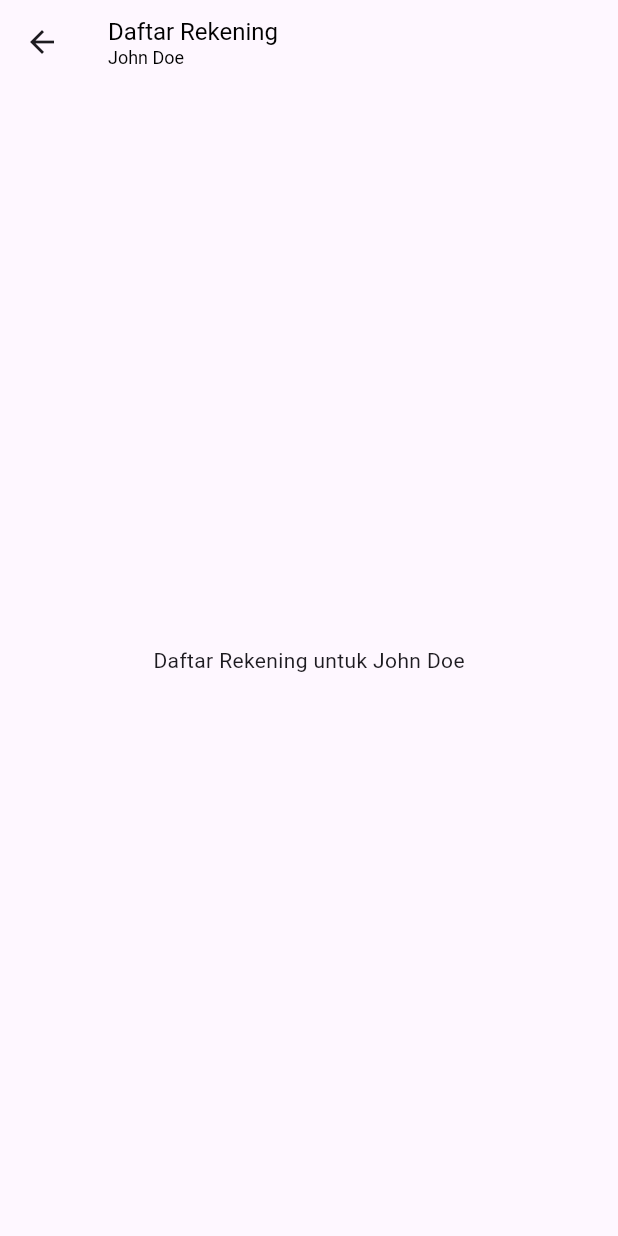
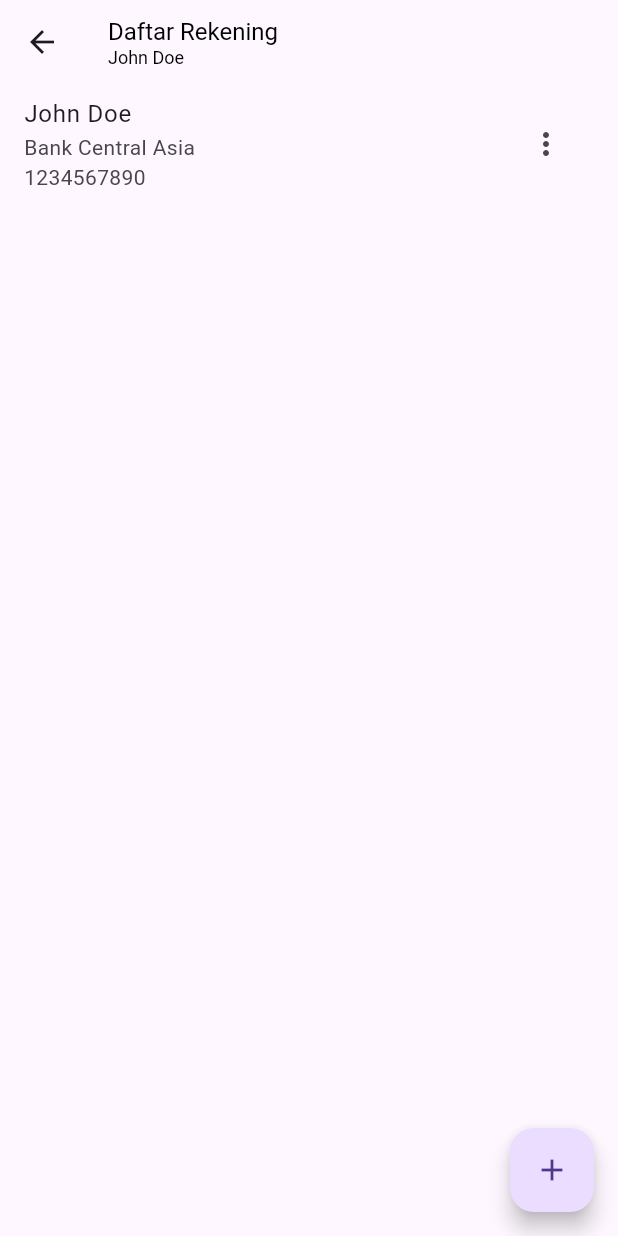
Before and after one commit to mocfaisal/rekeningku_apps, a Flutter app: the screen it shows after launch, after a tap on "John Doe", on a phone screen of 412 x 824 dp. Run offline on Flutter 3.47's test engine with Material 3 defaults, Android fonts, the light colour scheme and no system bars.

Commit message:
feat: Load data banks from assets file
BREAKING CHANGE: Update List Account item action

```diff
--- /dev/null
+++ b/assets/indonesia-bank.json
@@ -0,0 +1,150 @@
+[
+    {
+        "name": "PT. BANK CIMB NIAGA - (CIMB)",
+        "code": "022"
+    },
+    {
+        "name": "PT. BANK CIMB NIAGA UNIT USAHA SYARIAH - (CIMB SYARIAH)",
+        "code": "730"
+    },
+    {
+        "name": "PT. BNI SYARIAH",
+        "code": "427"
+    },
+    {
+        "name": "PT. BANK BCA SYARIAH",
+        "code": "536"
+    },
+    {
+        "name": "PT. BANK BUKOPIN",
+        "code": "441"
+    },
+    {
+        "name": "PT. BANK CENTRAL ASIA, TBK - (BCA)",
+        "code": "014"
+    },
+    {
+        "name": "PT. BANK DANAMON INDONESIA",
+        "code": "011"
+    },
+    {
+        "name": "PT. BANK DKI",
+        "code": "111"
+    },
+    {
+        "name": "PT. BANK DBS INDONESIA",
+        "code": "046"
+    },
+    {
+        "name": "PT. BANK HSBC INDONESIA",
+        "code": "087"
+    },
+    {
+        "name": "PT. BANK MANDIRI (PERSERO), TBK",
+        "code": "008"
+    },
+    {
+        "name": "PT. BANK MANDIRI TASPEN POS",
+        "code": "564"
+    },
+    {
+        "name": "PT. BANK MAYBANK INDONESIA, TBK",
+        "code": "016"
+    },
+    {
+        "name": "PT. BANK MAYORA",
+        "code": "553"
+    },
+    {
+        "name": "PT. BANK MEGA, TBK",
+        "code": "426"
+    },
+    {
+        "name": "PT. BANK MUAMALAT INDONESIA, TBK",
+        "code": "147"
+    },
+    {
+        "name": "PT. BANK NEGARA INDONESIA (PERSERO), TBK (BNI)",
+        "code": "009"
+    },
+    {
+        "name": "PT. BANK OCBC NISP, TBK",
+        "code": "028"
+    },
+    {
+        "name": "PT. BANK OCBC NISP, TBK UNIT USAHA SYARIAH",
+        "code": "731"
+    },
+    {
+        "name": "PT. BANK PERMATA, TBK",
+        "code": "013"
+    },
+    {
+        "name": "PT. BANK PERMATA, TBK UNIT USAHA SYARIAH",
+        "code": "721"
+    },
+    {
+        "name": "PT. BANK RAKYAT INDONESIA (PERSERO), TBK (BRI)",
+        "code": "002"
+    },
+    {
+        "name": "PT. BANK RAKYAT INDONESIA AGRONIAGA, TBK",
+        "code": "494"
+    },
+    {
+        "name": "PT. BANK SYARIAH BRI - (BRI SYARIAH)",
+        "code": "422"
+    },
+    {
+        "name": "PT. BANK SYARIAH BUKOPIN",
+        "code": "521"
+    },
+    {
+        "name": "PT. BANK SYARIAH MANDIRI",
+        "code": "451"
+    },
+    {
+        "name": "PT. BANK TABUNGAN NEGARA (PERSERO), TBK (BTN)",
+        "code": "200"
+    },
+    {
+        "name": "PT. BANK TABUNGAN NEGARA (PERSERO), TBK UNIT USAHA SYARIAH",
+        "code": "723"
+    },
+    {
+        "name": "PT. BANK TABUNGAN PENSIUNAN NASIONAL - (BTPN)",
+        "code": "213"
+    },
+    {
+        "name": "PT. BANK TABUNGAN PENSIUNAN NASIONAL SYARIAH - (BTPN Syariah)",
+        "code": "547"
+    },
+    {
+        "name": "PT. BANK WOORI SAUDARA INDONESIA 1906, TBK (BWS)",
+        "code": "212"
+    },
+    {
+        "name": "PT. BANK JABAR BANTEN SYARIAH",
+        "code": "425"
+    },
+    {
+        "name": "PT. BANK PEMBANGUNAN DAERAH BANTEN",
+        "code": "137"
+    },
+    {
+        "name": "PT. BANK CAPITAL INDONESIA",
+        "code": "054"
+    },
+    {
+        "name": "PT. BANK DKI UNIT USAHA SYARIAH",
+        "code": "724"
+    },
+    {
+        "name": "PT. BANK ICBC INDONESIA",
+        "code": "164"
+    },
+    {
+        "name": "PT. BANK JTRUST INDONESIA, TBK",
+        "code": "095"
+    }
+]
--- /dev/null
+++ b/lib/helpers/formatter.dart
@@ -0,0 +1,19 @@
+String formatAccountNumber(String bankName, String accountNumber) {
+  switch (bankName) {
+    case 'Bank Central Asia':
+      // Implement formatting for Bank Central Asia
+      return accountNumber.replaceAllMapped(RegExp(r".{4}"), (match) => "${match.group(0)} ");
+    case 'Bank Mandiri':
+      // Implement formatting for Bank Mandiri
+      return accountNumber.replaceAllMapped(RegExp(r".{4}"), (match) => "${match.group(0)} ");
+    case 'Bank Negara Indonesia':
+      // Implement formatting for Bank Negara Indonesia
+      return accountNumber.replaceAllMapped(RegExp(r".{4}"), (match) => "${match.group(0)} ");
+    case 'Bank Rakyat Indonesia':
+      // Implement formatting for Bank Rakyat Indonesia
+      return accountNumber.replaceAllMapped(RegExp(r".{4}"), (match) => "${match.group(0)} ");
+    default:
+      // Default formatting, no changes
+      return accountNumber;
+  }
+}
--- a/lib/main.dart
+++ b/lib/main.dart
@@ -11,7 +11,7 @@
   @override
   Widget build(BuildContext context) {
     return MaterialApp(
-      title: 'Kontak App',
+      title: 'Rekeningku App',
       theme: ThemeData(
         primarySwatch: Colors.blue,
       ),
@@ -27,10 +27,6 @@
 
 class _HomeScreenState extends State<HomeScreen> {
   int _selectedIndex = 0;
-  final List<Widget> _screens = [
-    ContactsScreen(),
-    ProfileScreen(),
-  ];
 
   void _onItemTapped(int index) {
     setState(() {
@@ -41,8 +37,9 @@
   @override
   Widget build(BuildContext context) {
     return Scaffold(
-      body: _screens[_selectedIndex],
-      bottomNavigationBar: BottomNavigationBar(
+      body: _buildBody(),
+      bottomNavigationBar: _selectedIndex != 2 && _selectedIndex != 3
+          ? BottomNavigationBar(
               items: const <BottomNavigationBarItem>[
                 BottomNavigationBarItem(
                   icon: Icon(Icons.contacts),
@@ -56,7 +53,19 @@
               currentIndex: _selectedIndex,
               selectedItemColor: Colors.blue,
               onTap: _onItemTapped,
-      ),
+            )
+          : null,
     );
   }
+
+  Widget _buildBody() {
+    switch (_selectedIndex) {
+      case 0:
+        return ContactsScreen();
+      case 1:
+        return ProfileScreen();
+      default:
+        return Container();
     }
+  }
+}
--- /dev/null
+++ b/lib/models/bank.dart
@@ -0,0 +1,13 @@
+class Bank {
+  final String name;
+  final String code;
+
+  Bank({required this.name, required this.code});
+
+  factory Bank.fromJson(Map<String, dynamic> json) {
+    return Bank(
+      name: json['name'],
+      code: json['code'],
+    );
+  }
+}
--- a/lib/screens/account/account_list_screen.dart
+++ b/lib/screens/account/account_list_screen.dart
@@ -1,9 +1,39 @@
 import 'package:flutter/material.dart';
+import 'add_account_screen.dart';
 
-class AccountListScreen extends StatelessWidget {
+class AccountListScreen extends StatefulWidget {
   final String contactName;
 
   AccountListScreen({required this.contactName});
+
+  @override
+  _AccountListScreenState createState() => _AccountListScreenState();
+}
+
+class _AccountListScreenState extends State<AccountListScreen> {
+  final List<Map<String, String>> accounts = [
+    {
+      "name": "John Doe",
+      "bank": "Bank Central Asia",
+      "accountNumber": "1234567890",
+      "note": "Primary account"
+    },
+    // Add more dummy accounts if needed
+  ];
+
+  void _copyAccount(int index) {
+    // Implement copy logic
+  }
+
+  void _editAccount(int index) {
+    // Implement edit logic
+  }
+
+  void _deleteAccount(int index) {
+    setState(() {
+      accounts.removeAt(index);
+    });
+  }
 
   @override
   Widget build(BuildContext context) {
@@ -18,7 +48,7 @@ class AccountListScreen extends StatelessWidget {
               style: TextStyle(color: Colors.black, fontSize: 16.0),
             ),
             Text(
-              contactName,
+              widget.contactName,
               style: TextStyle(color: Colors.black, fontSize: 12.0),
             ),
           ],
@@ -30,8 +60,45 @@ class AccountListScreen extends StatelessWidget {
           },
         ),
       ),
-      body: Center(
-        child: Text('Daftar Rekening untuk $contactName'),
+      body: ListView.builder(
+        itemCount: accounts.length,
+        itemBuilder: (context, index) {
+          return ListTile(
+            title: Text(accounts[index]["name"]!),
+            subtitle: Text(
+                '${accounts[index]["bank"]!}\n${accounts[index]["accountNumber"]!}'),
+            trailing: PopupMenuButton<String>(
+              onSelected: (value) {
+                if (value == 'Copy') {
+                  _copyAccount(index);
+                } else if (value == 'Edit') {
+                  _editAccount(index);
+                } else if (value == 'Delete') {
+                  _deleteAccount(index);
+                }
+              },
+              itemBuilder: (BuildContext context) {
+                return {'Copy', 'Edit', 'Delete'}.map((String choice) {
+                  return PopupMenuItem<String>(
+                    value: choice,
+                    child: Text(choice),
+                  );
+                }).toList();
+              },
+            ),
+          );
+        },
+      ),
+      floatingActionButton: FloatingActionButton(
+        onPressed: () {
+          Navigator.push(
+            context,
+            MaterialPageRoute(
+             builder: (context) => AddAccountScreen(contactName: widget.contactName),
+            ),
+          );
+        },
+        child: Icon(Icons.add),
       ),
     );
   }
--- /dev/null
+++ b/lib/utils/bank_loader.dart
@@ -0,0 +1,13 @@
+import 'dart:convert';
+import 'package:flutter/services.dart' show rootBundle;
+import '/models/bank.dart';
+
+Future<List<Bank>> loadBanks() async {
+  final String response = await rootBundle.loadString('assets/indonesia-bank.json');
+  final List<dynamic> data = json.decode(response);
+  List<Bank> banks = data.map((json) => Bank.fromJson(json)).toList();
+
+  // Sorting banks by name
+  banks.sort((a, b) => a.name.compareTo(b.name));
+  return banks;
+}
--- a/pubspec.yaml
+++ b/pubspec.yaml
@@ -59,8 +59,9 @@ flutter:
   uses-material-design: true
 
   # To add assets to your application, add an assets section, like this:
-  # assets:
-  #   - images/a_dot_burr.jpeg
+  assets:
+    - assets/indonesia-bank.json
+    # - images/a_dot_burr.jpeg
   #   - images/a_dot_ham.jpeg
 
   # An image asset can refer to one or more resolution-specific "variants", see
```
Also changed, not shown: lib/screens/account/add_account_screen.dart (+38 -14 lines), pubspec.lock. Lines whose indentation alone changed are shown as unchanged.
